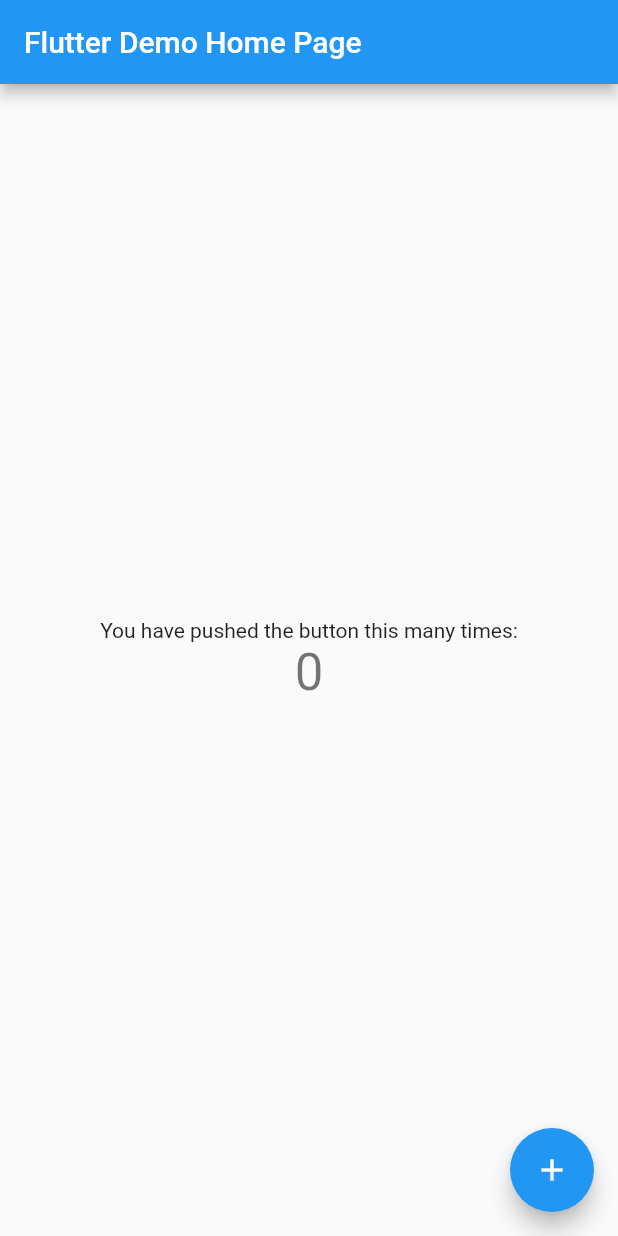
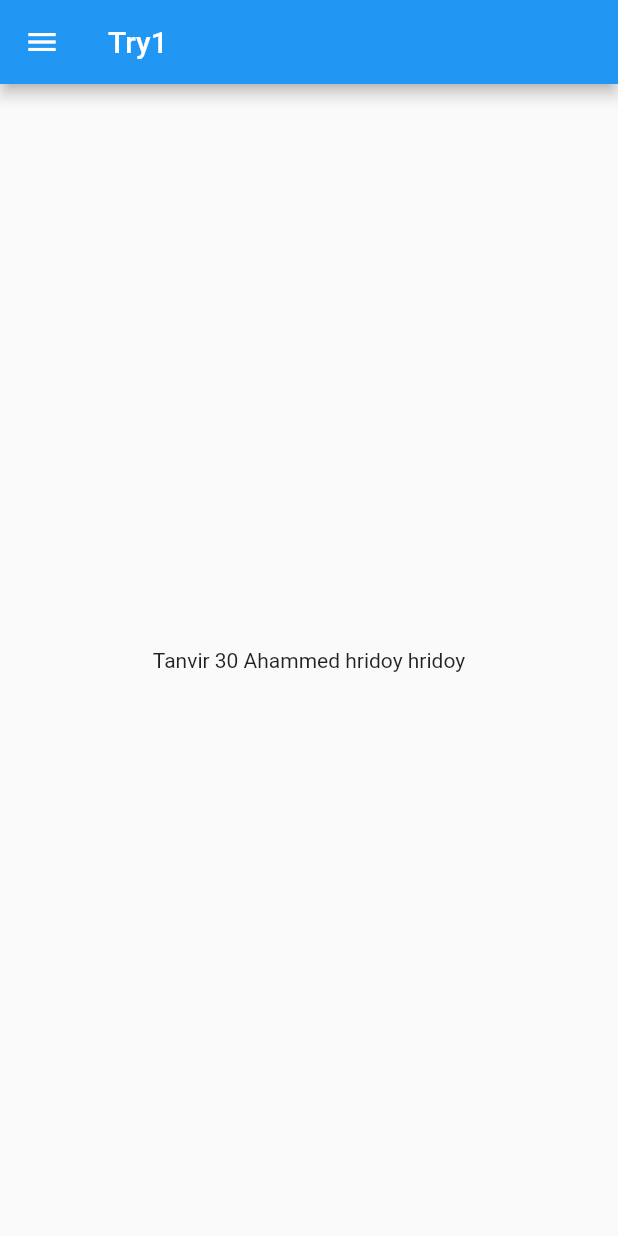
Before and after one commit to Tanvir180/Fltutter_Practice1, a Flutter app: the screen it shows after launch, on a phone screen of 412 x 824 dp. Run offline on Flutter 3.47's test engine with Material 2 defaults, Android fonts, the phone set to English and light mode, and no system bars.

Commit message:
Day 2 completed

```diff
--- /dev/null
+++ b/lib/home_page.dart
@@ -0,0 +1,21 @@
+import "package:flutter/material.dart";
+
+class HomePage extends StatelessWidget {
+  const HomePage({Key? key}) : super(key: key);
+  final int day = 30;
+  final String name = "hridoy";
+  @override
+  Widget build(BuildContext context) {
+    return Scaffold(
+      appBar: AppBar(
+        title: const Text("Try1"),
+      ),
+      body: Center(
+        child: Container(
+          child: Text("Tanvir $day Ahammed hridoy $name"),
+        ),
+      ),
+      drawer: const Drawer(),
+    );
+  }
+}
--- a/lib/main.dart
+++ b/lib/main.dart
@@ -1,4 +1,5 @@
 import 'package:flutter/material.dart';
+import 'package:practice1/home_page.dart';
 
 void main() {
   runApp(const MyApp());
@@ -7,109 +8,17 @@ void main() {
 class MyApp extends StatelessWidget {
   const MyApp({Key? key}) : super(key: key);
 
-  // This widget is the root of your application.
   @override
   Widget build(BuildContext context) {
-    return MaterialApp(
-      title: 'Flutter Demo',
-      theme: ThemeData(
-        // This is the theme of your application.
-        //
-        // Try running your application with "flutter run". You'll see the
-        // application has a blue toolbar. Then, without quitting the app, try
-        // changing the primarySwatch below to Colors.green and then invoke
-        // "hot reload" (press "r" in the console where you ran "flutter run",
-        // or simply save your changes to "hot reload" in a Flutter IDE).
-        // Notice that the counter didn't reset back to zero; the application
-        // is not restarted.
-        primarySwatch: Colors.blue,
-      ),
-      home: const MyHomePage(title: 'Flutter Demo Home Page'),
+    // bool isMale = true;
+    // num temp = 30.5;
+    // var day1 = "Sunday";
+    // var day2 = 5;
+    // const pi = 3.14;
+    // final pi2 = 3.24; //it can be modify
+
+    return  const MaterialApp(
+      home: HomePage(),
     );
   }
 }
-
-class MyHomePage extends StatefulWidget {
-  const MyHomePage({Key? key, required this.title}) : super(key: key);
-
-  // This widget is the home page of your application. It is stateful, meaning
-  // that it has a State object (defined below) that contains fields that affect
-  // how it looks.
-
-  // This class is the configuration for the state. It holds the values (in this
-  // case the title) provided by the parent (in this case the App widget) and
-  // used by the build method of the State. Fields in a Widget subclass are
-  // always marked "final".
-
-  final String title;
-
-  @override
-  State<MyHomePage> createState() => _MyHomePageState();
-}
-
-class _MyHomePageState extends State<MyHomePage> {
-  int _counter = 0;
-
-  void _incrementCounter() {
-    setState(() {
-      // This call to setState tells the Flutter framework that something has
-      // changed in this State, which causes it to rerun the build method below
-      // so that the display can reflect the updated values. If we changed
-      // _counter without calling setState(), then the build method would not be
-      // called again, and so nothing would appear to happen.
-      _counter++;
-    });
-  }
-
-  @override
-  Widget build(BuildContext context) {
-    // This method is rerun every time setState is called, for instance as done
-    // by the _incrementCounter method above.
-    //
-    // The Flutter framework has been optimized to make rerunning build methods
-    // fast, so that you can just rebuild anything that needs updating rather
-    // than having to individually change instances of widgets.
-    return Scaffold(
-      appBar: AppBar(
-        // Here we take the value from the MyHomePage object that was created by
-        // the App.build method, and use it to set our appbar title.
-        title: Text(widget.title),
-      ),
-      body: Center(
-        // Center is a layout widget. It takes a single child and positions it
-        // in the middle of the parent.
-        child: Column(
-          // Column is also a layout widget. It takes a list of children and
-          // arranges them vertically. By default, it sizes itself to fit its
-          // children horizontally, and tries to be as tall as its parent.
-          //
-          // Invoke "debug painting" (press "p" in the console, choose the
-          // "Toggle Debug Paint" action from the Flutter Inspector in Android
-          // Studio, or the "Toggle Debug Paint" command in Visual Studio Code)
-          // to see the wireframe for each widget.
-          //
-          // Column has various properties to control how it sizes itself and
-          // how it positions its children. Here we use mainAxisAlignment to
-          // center the children vertically; the main axis here is the vertical
-          // axis because Columns are vertical (the cross axis would be
-          // horizontal).
-          mainAxisAlignment: MainAxisAlignment.center,
-          children: <Widget>[
-            const Text(
-              'You have pushed the button this many times:',
-            ),
-            Text(
-              '$_counter',
-              style: Theme.of(context).textTheme.headline4,
-            ),
-          ],
-        ),
-      ),
-      floatingActionButton: FloatingActionButton(
-        onPressed: _incrementCounter,
-        tooltip: 'Increment',
-        child: const Icon(Icons.add),
-      ), // This trailing comma makes auto-formatting nicer for build methods.
-    );
-  }
-}
```
